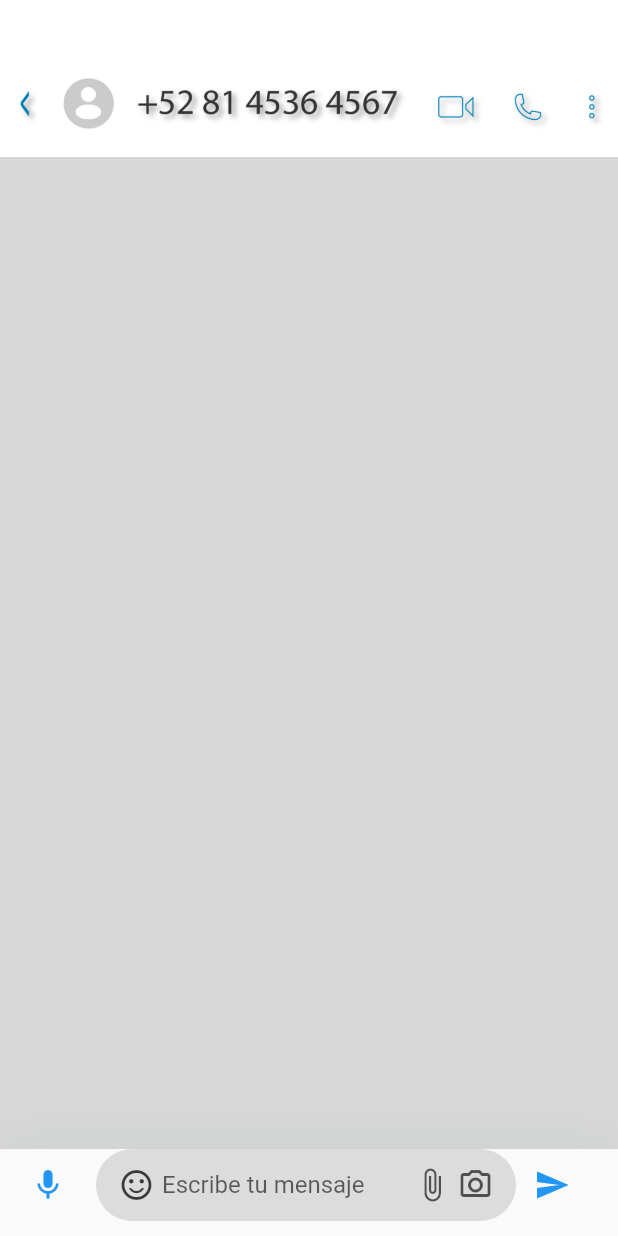
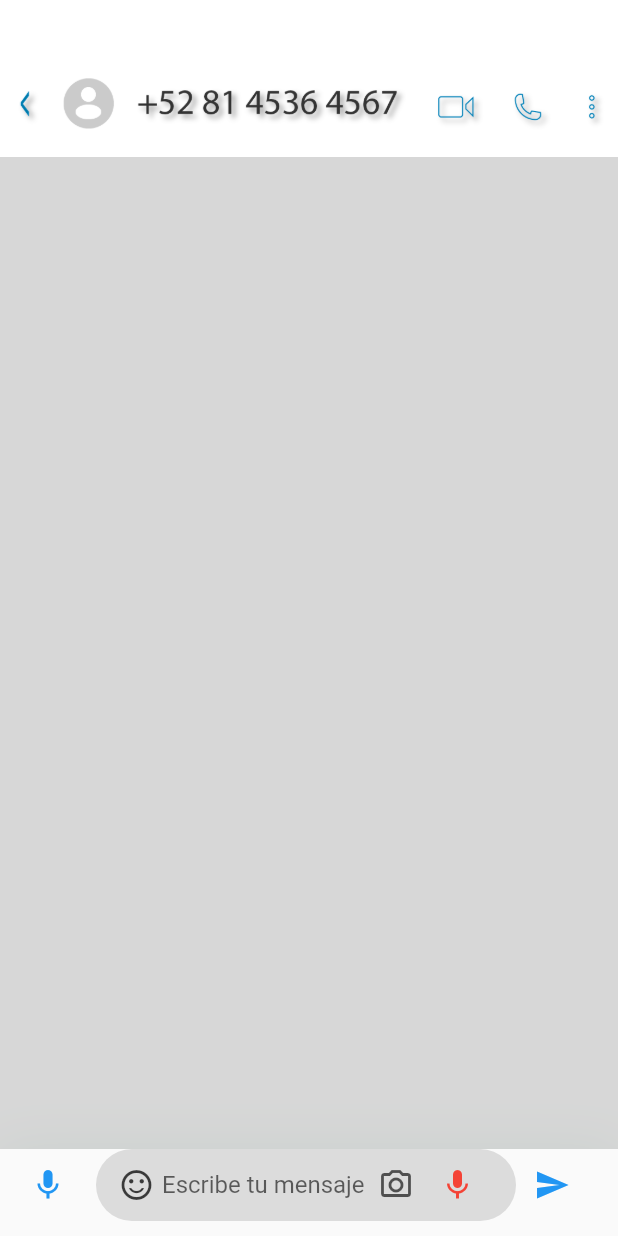
Before and after one commit to AlejandroFloresArroyo/juanpis, a Flutter app: the screen it shows after launch, on a phone screen of 412 x 824 dp. Run offline on Flutter 3.47's test engine with Material 2 defaults, Android fonts, the phone set to English and light mode, and no system bars.

```diff
--- a/lib/main.dart
+++ b/lib/main.dart
@@ -146,7 +146,7 @@ class _MyHomePageState extends State<MyHomePage> {
                             ),
                           ),
                           Icon(
-                            Icons.attach_file,
+                            Icons.camera_alt_outlined,
                             color: Theme.of(context)
                                 .textTheme
                                 .bodyText1!
@@ -154,14 +154,14 @@ class _MyHomePageState extends State<MyHomePage> {
                                 .withOpacity(0.64),
                           ),
                           SizedBox(width: 20.0 / 4),
-                          Icon(
-                            Icons.camera_alt_outlined,
-                            color: Theme.of(context)
-                                .textTheme
-                                .bodyText1!
-                                .color!
-                                .withOpacity(0.64),
-                          ),
+                          IconButton(
+                              onPressed: () => setState(() {
+                                    myController.text = "Grabando...";
+                                  }),
+                              icon: Icon(
+                                Icons.mic,
+                                color: Colors.red,
+                              ))
                         ],
                       ),
                     ),
```
Also changed, not shown: assets/msg.png.
